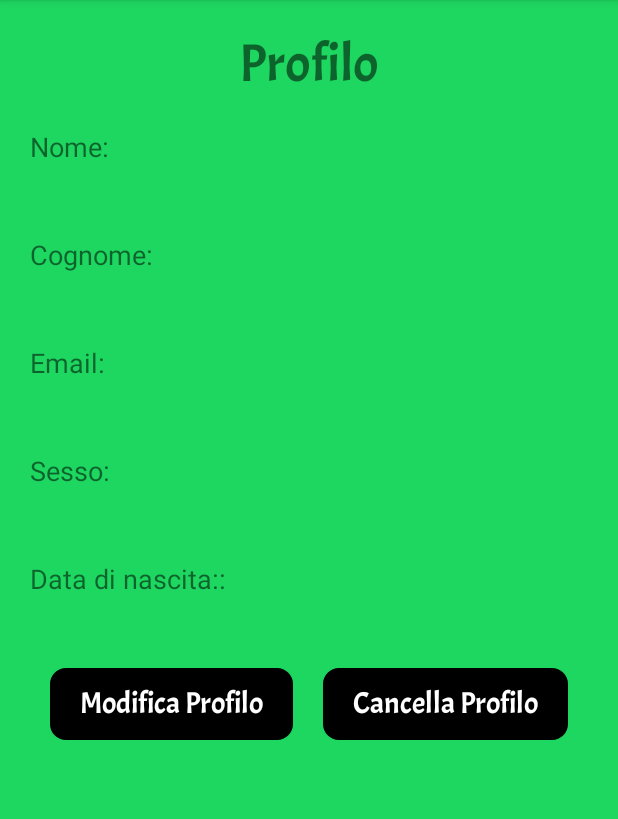
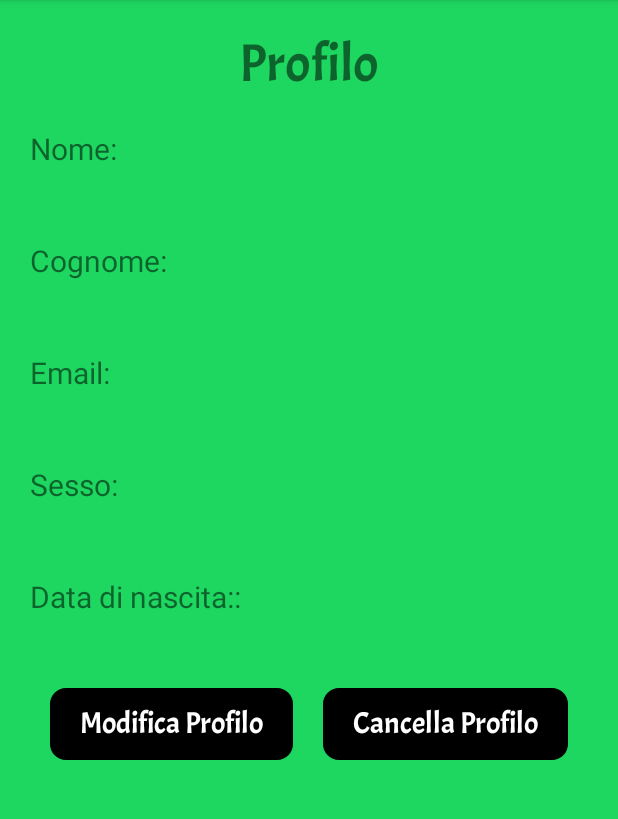
Before and after one commit to ddevin96/UniShare, an Android app: the screen it shows after launch (ProfiloActivity), after a tap on "GO TO PROFILE", on a phone screen of 412 x 824 dp, the part 84-903 px from its top. Run offline under Robolectric (Android 15) with nearby library versions, the phone set to English and light mode, and no system bars; our stand-ins replace Firebase (no records; nobody signed in at launch, a user with empty details on screens opened directly); 2 statements that could not run were skipped.

Commit message:
grafica profilo dimensioni cose

```diff
--- a/app/src/main/res/layout/activity_profilo.xml
+++ b/app/src/main/res/layout/activity_profilo.xml
@@ -22,7 +22,7 @@
         android:layout_height="wrap_content"
         android:layout_marginLeft="20dp"
         android:layout_marginTop="20dp"
-        android:textSize="18dp"
+        android:textSize="20dp"
         android:text="Nome: "/>
 
     <TextView
@@ -38,7 +38,7 @@
         android:layout_height="wrap_content"
         android:layout_marginLeft="20dp"
         android:layout_marginTop="20dp"
-        android:textSize="18dp"
+        android:textSize="20dp"
         android:text="Cognome: "/>
 
     <TextView
@@ -53,7 +53,7 @@
         android:layout_height="wrap_content"
         android:layout_marginLeft="20dp"
         android:layout_marginTop="20dp"
-        android:textSize="18dp"
+        android:textSize="20dp"
         android:text="Email: "/>
 
     <TextView
@@ -69,7 +69,7 @@
         android:layout_height="wrap_content"
         android:layout_marginLeft="20dp"
         android:layout_marginTop="20dp"
-        android:textSize="18dp"
+        android:textSize="20dp"
         android:text="Sesso: "/>
 
     <TextView
@@ -85,7 +85,7 @@
         android:layout_height="wrap_content"
         android:layout_marginLeft="20dp"
         android:layout_marginTop="20dp"
-        android:textSize="18dp"
+        android:textSize="20dp"
         android:text="Data di nascita:: "/>
 
     <TextView
```
